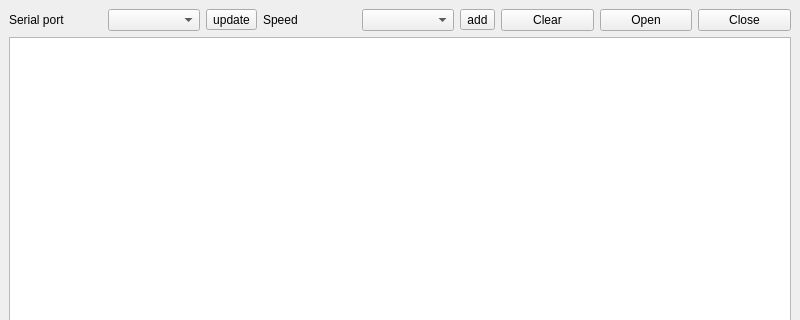
This is src/mainwindow.ui in Gamasych/SerialReader as Qt 5 draws it before an edit; both pictures show x 0 to 800 and y 0 to 320 of the 800 by 600 pixel window. The edited form follows.
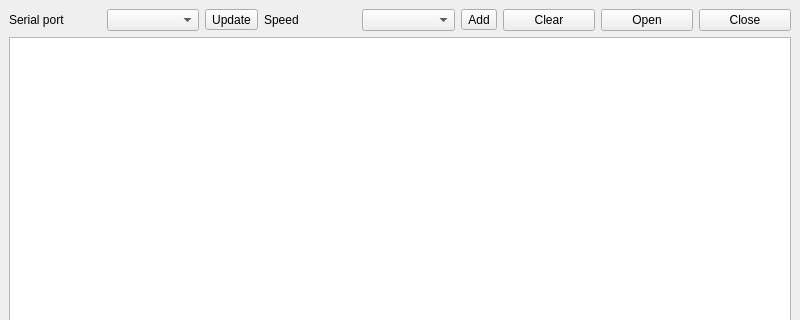
This is the edited form.

```diff
--- a/src/mainwindow.ui
+++ b/src/mainwindow.ui
@@ -30,7 +30,7 @@
       <item>
        <widget class="QToolButton" name="tbUpdate">
         <property name="text">
-         <string>update</string>
+         <string>Update</string>
         </property>
        </widget>
       </item>
@@ -47,7 +47,7 @@
       <item>
        <widget class="QToolButton" name="tbAdd">
         <property name="text">
-         <string>add</string>
+         <string>Add</string>
         </property>
        </widget>
       </item>
```
Left out of the diff: 2 changed lines with no effect on the pictures.
